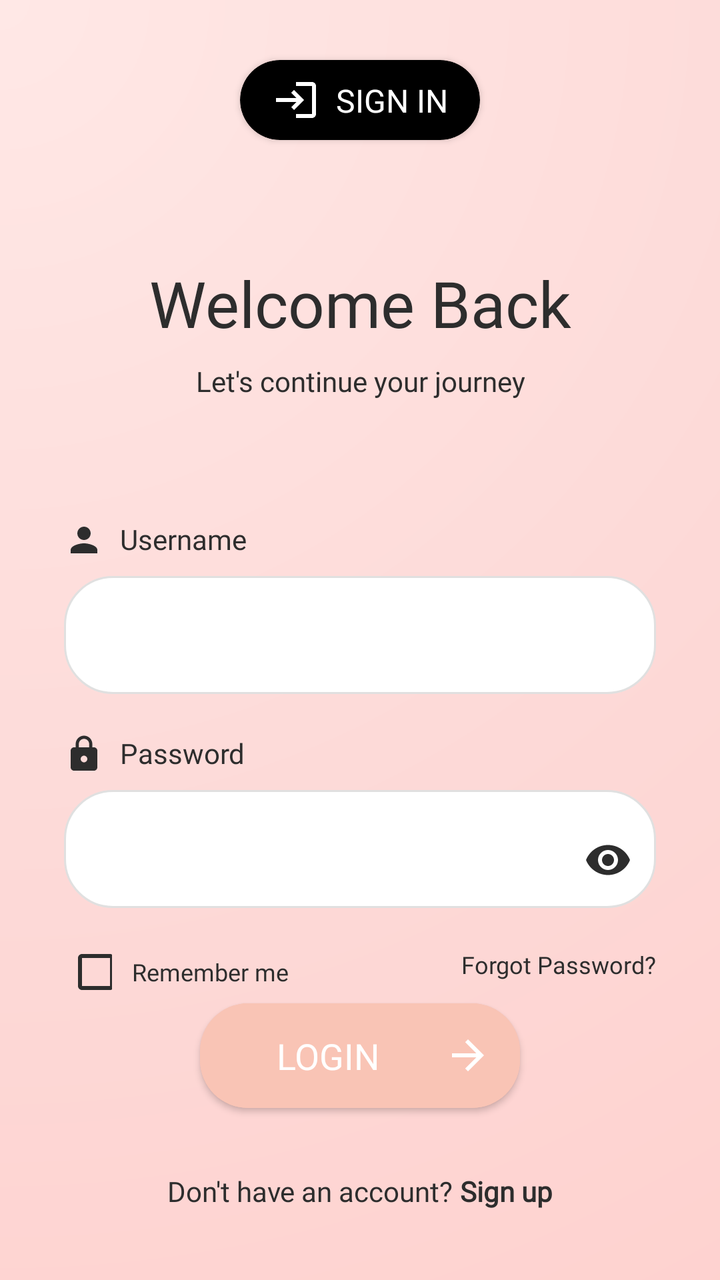
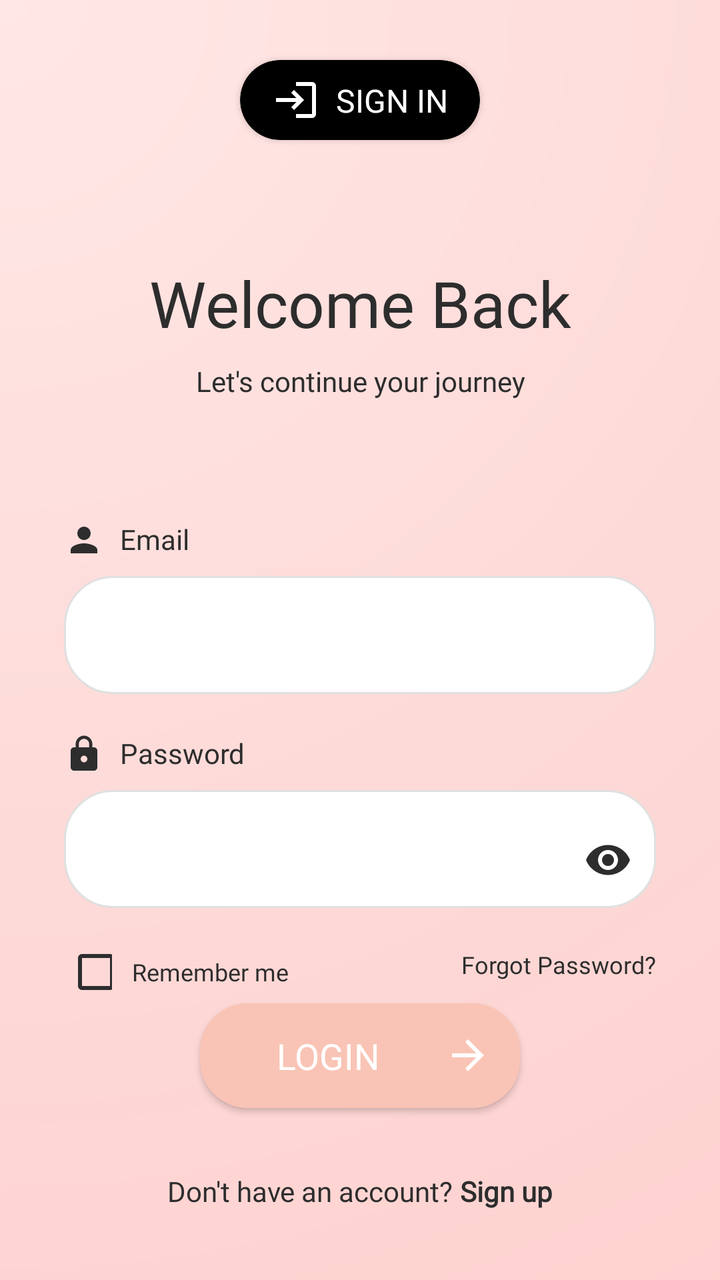

Two renders of the same Android screen: before a commit and after it. Below are the layout's source before the change and the commit's diff.
<!-- AndroidManifest.xml: application theme Theme.SafeHer -->
<!-- res/layout/fragment_login.xml -->
<?xml version="1.0" encoding="utf-8"?>
<androidx.constraintlayout.widget.ConstraintLayout xmlns:android="http://schemas.android.com/apk/res/android"
    xmlns:app="http://schemas.android.com/apk/res-auto"
    xmlns:tools="http://schemas.android.com/tools"
    android:layout_width="match_parent"
    android:layout_height="match_parent"
    android:background="@drawable/gradient_background">

    
    <com.airbnb.lottie.LottieAnimationView
        android:id="@+id/welcomeAnimation"
        android:layout_width="1dp"
        android:layout_height="1dp"
        android:alpha="0"
        app:layout_constraintTop_toTopOf="parent"
        app:layout_constraintStart_toStartOf="parent"
        app:lottie_autoPlay="false"
        app:lottie_loop="false"
        app:lottie_rawRes="@raw/welcome_animation" />

    
    <androidx.cardview.widget.CardView
        android:id="@+id/loginHeaderCard"
        android:layout_width="wrap_content"
        android:layout_height="wrap_content"
        android:layout_marginTop="30dp"
        app:cardBackgroundColor="#000000"
        app:cardCornerRadius="20dp"
        app:layout_constraintEnd_toEndOf="parent"
        app:layout_constraintStart_toStartOf="parent"
        app:layout_constraintTop_toTopOf="parent">

        <androidx.constraintlayout.widget.ConstraintLayout
            android:layout_width="wrap_content"
            android:layout_height="wrap_content"
            android:paddingHorizontal="16dp"
            android:paddingVertical="8dp">

            <ImageView
                android:id="@+id/loginIcon"
                android:layout_width="24dp"
                android:layout_height="24dp"
                android:src="@drawable/ic_login"
                app:layout_constraintBottom_toBottomOf="parent"
                app:layout_constraintStart_toStartOf="parent"
                app:layout_constraintTop_toTopOf="parent"
                app:layout_constraintVertical_bias="0.333"
                app:tint="#FFFFFF" />

            <TextView
                android:layout_width="wrap_content"
                android:layout_height="wrap_content"
                android:layout_marginStart="8dp"
                android:fontFamily="@font/poppins_medium"
                android:text="SIGN IN"
                android:textColor="#FFFFFF"
                android:textSize="16sp"
                app:layout_constraintBottom_toBottomOf="parent"
                app:layout_constraintEnd_toEndOf="parent"
                app:layout_constraintStart_toEndOf="@id/loginIcon"
                app:layout_constraintTop_toTopOf="parent" />
        </androidx.constraintlayout.widget.ConstraintLayout>
    </androidx.cardview.widget.CardView>

    
    <androidx.appcompat.widget.AppCompatTextView
        android:id="@+id/welcomeTitle"
        android:layout_width="wrap_content"
        android:layout_height="wrap_content"
        android:layout_marginTop="60dp"
        android:fontFamily="@font/poppins_semibold"
        android:text="Welcome Back"
        android:textColor="#2D2D2D"
        android:textSize="32sp"
        app:layout_constraintEnd_toEndOf="parent"
        app:layout_constraintStart_toStartOf="parent"
        app:layout_constraintTop_toBottomOf="@id/loginHeaderCard" />

    
    <androidx.appcompat.widget.AppCompatTextView
        android:id="@+id/welcomeSubtitle"
        android:layout_width="wrap_content"
        android:layout_height="wrap_content"
        android:layout_marginTop="8dp"
        android:fontFamily="@font/poppins_regular"
        android:text="Let's continue your journey"
        android:textAlignment="center"
        android:textColor="#2D2D2D"
        android:textSize="14sp"
        app:layout_constraintEnd_toEndOf="parent"
        app:layout_constraintStart_toStartOf="parent"
        app:layout_constraintTop_toBottomOf="@id/welcomeTitle" />

    
    <LinearLayout
        android:id="@+id/form_container"
        android:layout_width="match_parent"
        android:layout_height="wrap_content"
        android:layout_marginHorizontal="32dp"
        android:layout_marginTop="60dp"
        android:orientation="vertical"
        app:layout_constraintTop_toBottomOf="@id/welcomeSubtitle">

        
        <LinearLayout
            android:layout_width="match_parent"
            android:layout_height="wrap_content"
            android:orientation="vertical"
            android:layout_marginBottom="20dp">

            <LinearLayout
                android:layout_width="wrap_content"
                android:layout_height="wrap_content"
                android:orientation="horizontal"
                android:layout_marginBottom="8dp">

                <ImageView
                    android:layout_width="20dp"
                    android:layout_height="20dp"
                    android:src="@drawable/ic_person"
                    app:tint="#2D2D2D" />

                <TextView
                    android:layout_width="wrap_content"
                    android:layout_height="wrap_content"
                    android:layout_marginStart="8dp"
                    android:fontFamily="@font/poppins_medium"
                    android:text="Username"
                    android:textColor="#2D2D2D"
                    android:textSize="14sp" />
            </LinearLayout>

            <com.google.android.material.textfield.TextInputLayout
                android:id="@+id/usernameInputLayout"
                style="@style/Widget.MaterialComponents.TextInputLayout.OutlinedBox"
                android:layout_width="match_parent"
                android:layout_height="wrap_content"
                android:background="@drawable/rounded_edittext_bg"
                app:boxBackgroundMode="none">

                <com.google.android.material.textfield.TextInputEditText
                    android:id="@+id/usernameEditText"
                    android:layout_width="match_parent"
                    android:layout_height="48dp"
                    android:background="@null"
                    android:fontFamily="@font/poppins_regular"
                    android:inputType="text"
                    android:paddingHorizontal="16dp"
                    android:textColor="#2D2D2D"
                    android:textSize="14sp" />
            </com.google.android.material.textfield.TextInputLayout>
        </LinearLayout>

        
        <LinearLayout
            android:layout_width="match_parent"
            android:layout_height="wrap_content"
            android:orientation="vertical"
            android:layout_marginBottom="20dp">

            <LinearLayout
                android:layout_width="wrap_content"
                android:layout_height="wrap_content"
                android:orientation="horizontal"
                android:layout_marginBottom="8dp">

                <ImageView
                    android:layout_width="20dp"
                    android:layout_height="20dp"
                    android:src="@drawable/ic_lock"
                    app:tint="#2D2D2D" />

                <TextView
                    android:layout_width="wrap_content"
                    android:layout_height="wrap_content"
                    android:layout_marginStart="8dp"
                    android:fontFamily="@font/poppins_medium"
                    android:text="Password"
                    android:textColor="#2D2D2D"
                    android:textSize="14sp" />
            </LinearLayout>

            <com.google.android.material.textfield.TextInputLayout
                android:id="@+id/passwordInputLayout"
                style="@style/Widget.MaterialComponents.TextInputLayout.OutlinedBox"
                android:layout_width="match_parent"
                android:layout_height="wrap_content"
                android:background="@drawable/rounded_edittext_bg"
                app:boxBackgroundMode="none"
                app:endIconMode="password_toggle"
                app:endIconTint="#2D2D2D">

                <com.google.android.material.textfield.TextInputEditText
                    android:id="@+id/passwordEditText"
                    android:layout_width="match_parent"
                    android:layout_height="48dp"
                    android:background="@null"
                    android:fontFamily="@font/poppins_regular"
                    android:inputType="textPassword"
                    android:paddingHorizontal="16dp"
                    android:textColor="#2D2D2D"
                    android:textSize="14sp" />
            </com.google.android.material.textfield.TextInputLayout>
        </LinearLayout>

        
        <LinearLayout
            android:layout_width="match_parent"
            android:layout_height="wrap_content"
            android:orientation="horizontal"
            android:layout_marginBottom="30dp">

            <LinearLayout
                android:layout_width="0dp"
                android:layout_height="wrap_content"
                android:layout_weight="1"
                android:orientation="horizontal"
                android:gravity="start|center_vertical">

                <androidx.appcompat.widget.AppCompatCheckBox
                    android:id="@+id/rememberMeCheckbox"
                    android:layout_width="24dp"
                    android:layout_height="24dp"
                    android:buttonTint="#2D2D2D" />

                <TextView
                    android:layout_width="wrap_content"
                    android:layout_height="wrap_content"
                    android:fontFamily="@font/poppins_regular"
                    android:layout_marginLeft="10dp"
                    android:text="Remember me"
                    android:textColor="#2D2D2D"
                    android:textSize="12sp" />
            </LinearLayout>

            <androidx.appcompat.widget.AppCompatTextView
                android:id="@+id/forgotPasswordText"
                android:layout_width="wrap_content"
                android:layout_height="wrap_content"
                android:fontFamily="@font/poppins_medium"
                android:text="Forgot Password?"
                android:textColor="#2D2D2D"
                android:textSize="12sp" />
        </LinearLayout>
    </LinearLayout>

    
    <LinearLayout
        android:layout_width="wrap_content"
        android:layout_height="wrap_content"
        android:layout_marginBottom="35dp"
        android:orientation="horizontal"
        app:layout_constraintBottom_toBottomOf="parent"
        app:layout_constraintEnd_toEndOf="parent"
        app:layout_constraintStart_toStartOf="parent">

        <androidx.appcompat.widget.AppCompatTextView
            android:layout_width="wrap_content"
            android:layout_height="wrap_content"
            android:fontFamily="@font/poppins_regular"
            android:text="Don't have an account? "
            android:textColor="#2D2D2D" />

        <androidx.appcompat.widget.AppCompatTextView
            android:id="@+id/signUpText"
            android:layout_width="wrap_content"
            android:layout_height="wrap_content"
            android:fontFamily="@font/poppins_medium"
            android:text="Sign up"
            android:textColor="#2D2D2D"
            android:textStyle="bold" />
    </LinearLayout>

    
    <com.google.android.material.button.MaterialButton
        android:id="@+id/loginButton"
        style="@style/BloomsButton"
        android:layout_width="0dp"
        android:layout_height="wrap_content"
        android:layout_marginHorizontal="100dp"
        android:layout_marginBottom="80dp"
        android:fontFamily="@font/poppins_medium"
        android:paddingHorizontal="30dp"
        android:text="LOGIN"
        android:backgroundTint="#F9C4B5"
        android:textColor="#FFFFFF"
        app:cornerRadius="24dp"
        app:icon="@drawable/ic_arrow_forward"
        app:iconGravity="end"
        app:iconTint="#FFFFFF"
        app:layout_constraintBottom_toBottomOf="parent"
        app:layout_constraintEnd_toEndOf="parent"
        app:layout_constraintStart_toStartOf="parent" />

</androidx.constraintlayout.widget.ConstraintLayout>
<!-- resources referenced by this layout -->
<resources>
  <!-- drawable gradient_background (drawable) -->
  <?xml version="1.0" encoding="utf-8"?>
  <shape xmlns:android="http://schemas.android.com/apk/res/android">
      <gradient
          android:type="radial"
          android:gradientRadius="250%p"
          android:centerX="0"
          android:centerY="0"
          android:startColor="#FFE8E6"
          android:centerColor="#FDD9D7"
          android:endColor="#FFCECB" />
  </shape>
  <!-- drawable ic_arrow_forward (drawable) -->
  <?xml version="1.0" encoding="utf-8"?>
  <vector xmlns:android="http://schemas.android.com/apk/res/android"
      android:width="24dp"
      android:height="24dp"
      android:viewportWidth="24"
      android:viewportHeight="24">
      <path
          android:fillColor="#FFFFFF"
          android:pathData="M12,4l-1.41,1.41L16.17,11H4v2h12.17l-5.58,5.59L12,20l8,-8z"/>
  </vector>
  <!-- drawable ic_lock (drawable) -->
  <?xml version="1.0" encoding="utf-8"?>
  <vector xmlns:android="http://schemas.android.com/apk/res/android"
      android:width="24dp"
      android:height="24dp"
      android:viewportWidth="24"
      android:viewportHeight="24">
      <path
          android:fillColor="#FFFFFF"
          android:pathData="M18,8h-1L17,6c0,-2.76 -2.24,-5 -5,-5S7,3.24 7,6v2L6,8c-1.1,0 -2,0.9 -2,2v10c0,1.1 0.9,2 2,2h12c1.1,0 2,-0.9 2,-2L20,10c0,-1.1 -0.9,-2 -2,-2zM12,17c-1.1,0 -2,-0.9 -2,-2s0.9,-2 2,-2 2,0.9 2,2 -0.9,2 -2,2zM15.1,8L8.9,8L8.9,6c0,-1.71 1.39,-3.1 3.1,-3.1 1.71,0 3.1,1.39 3.1,3.1v2z"/>
  </vector>
  <!-- drawable ic_login (drawable) -->
  <?xml version="1.0" encoding="utf-8"?>
  <vector xmlns:android="http://schemas.android.com/apk/res/android"
      android:width="24dp"
      android:height="24dp"
      android:viewportWidth="24"
      android:viewportHeight="24">
      <path
          android:fillColor="#FFFFFF"
          android:pathData="M11,7L9.6,8.4l2.6,2.6H2v2h10.2l-2.6,2.6L11,17l5,-5L11,7zM20,19h-8v2h8c1.1,0 2,-0.9 2,-2V5c0,-1.1 -0.9,-2 -2,-2h-8v2h8V19z"/>
  </vector>
  <!-- drawable ic_person (drawable) -->
  <?xml version="1.0" encoding="utf-8"?>
  <vector xmlns:android="http://schemas.android.com/apk/res/android"
      android:width="24dp"
      android:height="24dp"
      android:viewportWidth="24"
      android:viewportHeight="24">
      <path
          android:fillColor="#FFFFFF"
          android:pathData="M12,12c2.21,0 4,-1.79 4,-4s-1.79,-4 -4,-4 -4,1.79 -4,4 1.79,4 4,4zM12,14c-2.67,0 -8,1.34 -8,4v2h16v-2c0,-2.66 -5.33,-4 -8,-4z"/>
  </vector>
  <!-- drawable rounded_edittext_bg (drawable) -->
  <?xml version="1.0" encoding="utf-8"?>
  <shape xmlns:android="http://schemas.android.com/apk/res/android">
      <solid android:color="#FFFFFF" />
      <corners android:radius="24dp" />
      <stroke android:width="1dp" android:color="#E0E0E0" />
  </shape>
  <style name="BloomsButton" parent="Widget.MaterialComponents.Button">
          <item name="android:layout_width">0dp</item>
          <item name="android:layout_height">wrap_content</item>
          <item name="android:layout_marginHorizontal">50dp</item>
          <item name="android:fontFamily">@font/poppins_medium</item>
          <item name="android:letterSpacing">0</item>
          <item name="android:padding">14dp</item>
          <item name="android:textAllCaps">false</item>
          <item name="android:textColor">@color/second_white</item>
          <item name="android:textSize" tools:ignore="SpUsage">18dp</item>
          <item name="cornerRadius">30dp</item>
          <item name="backgroundTint">@color/button_pink</item>
      </style>
  <style name="Theme.SafeHer" parent="Base.Theme.SafeHer" />
  <color name="second_white">#FBFBFB</color>
  <color name="button_pink">#f3a890</color>
  <style name="Base.Theme.SafeHer" parent="Theme.MaterialComponents.NoActionBar">
          
          
      </style>
</resources>

<!-- the commit's change to res/layout/fragment_login.xml (unified diff, before → after) -->
@@ -125,13 +125,13 @@
                     android:layout_height="wrap_content"
                     android:layout_marginStart="8dp"
                     android:fontFamily="@font/poppins_medium"
-                    android:text="Username"
+                    android:text="Email"
                     android:textColor="#2D2D2D"
                     android:textSize="14sp" />
             </LinearLayout>
 
             <com.google.android.material.textfield.TextInputLayout
-                android:id="@+id/usernameInputLayout"
+                android:id="@+id/emailInputLayout"
                 style="@style/Widget.MaterialComponents.TextInputLayout.OutlinedBox"
                 android:layout_width="match_parent"
                 android:layout_height="wrap_content"
@@ -139,7 +139,7 @@
                 app:boxBackgroundMode="none">
 
                 <com.google.android.material.textfield.TextInputEditText
-                    android:id="@+id/usernameEditText"
+                    android:id="@+id/emailEditText"
                     android:layout_width="match_parent"
                     android:layout_height="48dp"
                     android:background="@null"
